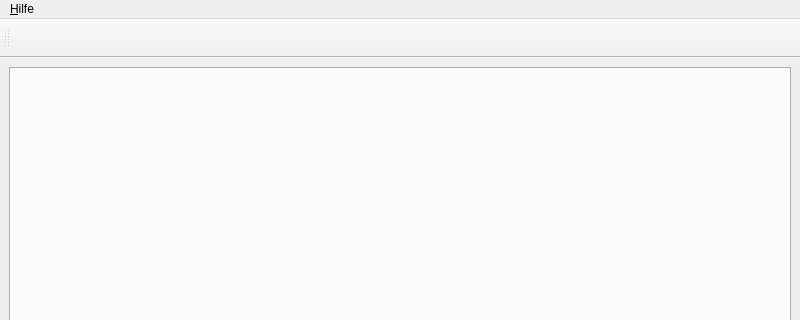
The window that src/ui/mainwindow.ui (tbraun89/qGPG) describes before a commit, drawn with Qt 5; both pictures show x 0 to 800 and y 0 to 320 of the 800 by 600 pixel window.
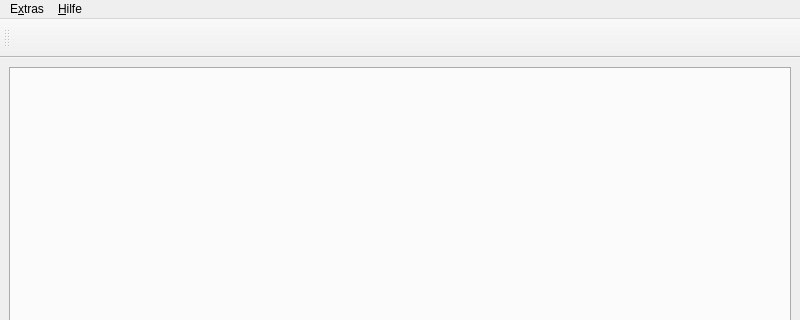
The same window after the commit. Icons and pictures are not drawn.

Commit message: added basic settings window

Patch:
```diff
--- a/src/ui/mainwindow.ui
+++ b/src/ui/mainwindow.ui
@@ -49,6 +49,13 @@
     <addaction name="actionLog"/>
     <addaction name="actionBugReport"/>
    </widget>
+   <widget class="QMenu" name="menuExtras">
+    <property name="title">
+     <string>E&amp;xtras</string>
+    </property>
+    <addaction name="actionSettings"/>
+   </widget>
+   <addaction name="menuExtras"/>
    <addaction name="menuHelp"/>
   </widget>
   <widget class="QToolBar" name="toolBar">
```
Left out of the diff: 11 changed lines with no effect on the pictures. The commit also changes 6 other files.
